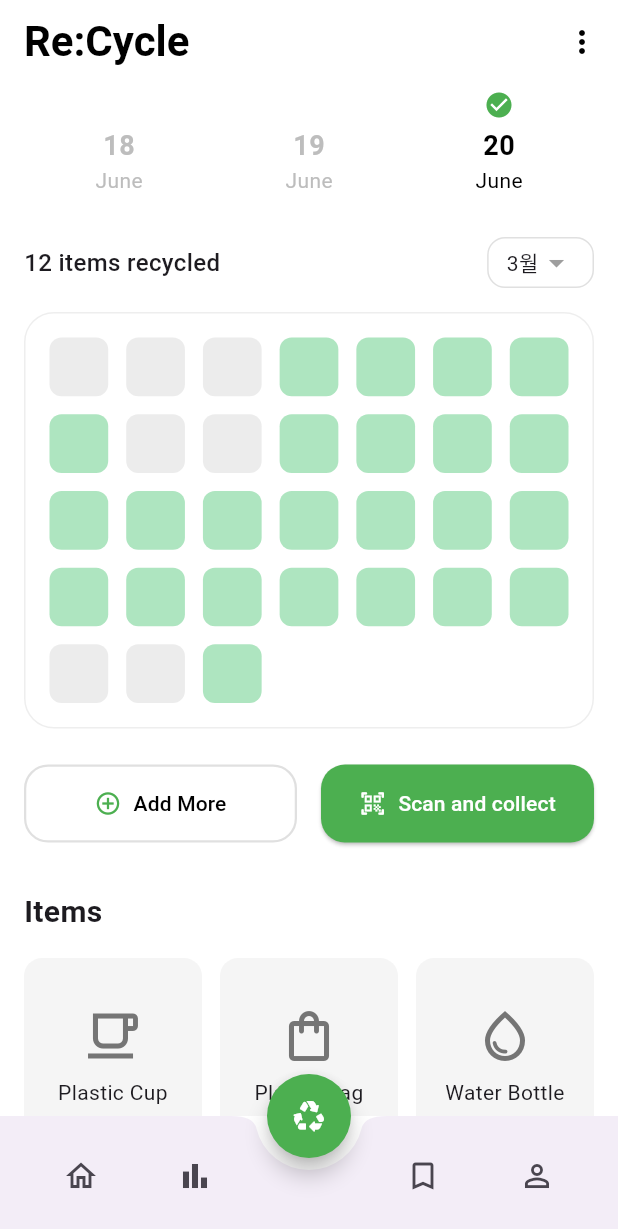
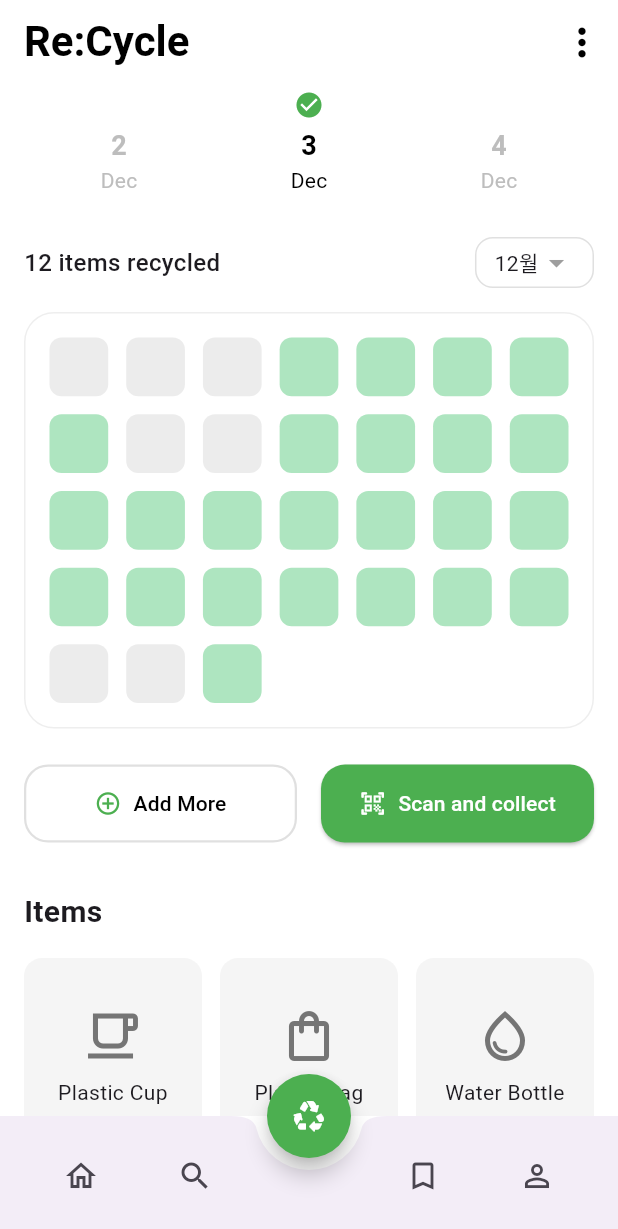
Before and after one commit to MoonsDe/GNU_REAL_PBL, a Flutter app: the MainScreen screen opened directly, on a phone screen of 412 x 824 dp. Shown: the top 1229 px of the screen. Run offline on Flutter 3.47's test engine with Material 3 defaults, Android fonts, the light colour scheme and no system bars; our stand-ins replace camera, image_picker.

Commit message:
세부사항 수정 & 백엔드 연결 설정

```diff
--- a/lib/screens/main_screen.dart
+++ b/lib/screens/main_screen.dart
@@ -11,43 +11,22 @@ class MainScreen extends StatefulWidget {
 }
 
 class _MainScreenState extends State<MainScreen> {
+  // --- 월 이름을 영어로 변환하기 위한 리스트 ---
+  final List<String> _monthNames = [
+    'Jan', 'Feb', 'Mar', 'Apr', 'May', 'Jun',
+    'Jul', 'Aug', 'Sep', 'Oct', 'Nov', 'Dec'
+  ];
+
   // --- 캘린더 격자를 위한 임시 데이터 ---
   final List<bool> recyclingDays = [
-    false,
-    false,
-    false,
-    true,
-    true,
-    true,
-    true,
-    true,
-    false,
-    false,
-    true,
-    true,
-    true,
-    true,
-    true,
-    true,
-    true,
-    true,
-    true,
-    true,
-    true,
-    true,
-    true,
-    true,
-    true,
-    true,
-    true,
-    true,
-    false,
-    false,
-    true,
+    false, false, false, true, true, true, true,
+    true, false, false, true, true, true, true,
+    true, true, true, true, true, true, true,
+    true, true, true, true, true, true, true,
+    false, false, true,
   ];
 
-  // --- (추가됨) 아이템 그리드를 위한 임시 데이터 ---
-  // 나중에 DB에서 불러올 데이터입니다.
+  // --- 아이템 그리드를 위한 임시 데이터 ---
   final List<Map<String, dynamic>> recycledItems = [
     {'name': 'Plastic Cup', 'icon': Icons.local_cafe_outlined},
     {'name': 'Plastic Bag', 'icon': Icons.shopping_bag_outlined},
@@ -59,6 +38,11 @@ class _MainScreenState extends State<MainScreen> {
 
   @override
   Widget build(BuildContext context) {
+    // --- 실시간 날짜 계산 로직 ---
+    final now = DateTime.now(); // 오늘
+    final yesterday = now.subtract(const Duration(days: 1)); // 어제
+    final tomorrow = now.add(const Duration(days: 1)); // 내일
+
     return Scaffold(
       backgroundColor: Colors.white,
       appBar: AppBar(
@@ -76,25 +60,43 @@ class _MainScreenState extends State<MainScreen> {
         actions: [
           IconButton(
             icon: const Icon(Icons.more_vert, color: Colors.black),
+            iconSize: 30.0,
             onPressed: () {},
           ),
         ],
       ),
       body: ListView(
-        // 부모 스크롤
         padding: const EdgeInsets.symmetric(horizontal: 16.0),
         children: [
           const SizedBox(height: 4),
-          // --- 1. 날짜 선택기 ---
+
+          // --- 1. 실시간 날짜 선택기 ---
           Row(
             mainAxisAlignment: MainAxisAlignment.spaceAround,
             children: [
-              _buildDateChip('18', 'June', isSelected: false),
-              _buildDateChip('19', 'June', isSelected: false),
-              _buildDateChip('20', 'June', isSelected: true),
+              // 어제
+              _buildDateChip(
+                yesterday.day.toString(),
+                _monthNames[yesterday.month - 1],
+                isSelected: false,
+              ),
+              // 오늘 (선택됨)
+              _buildDateChip(
+                now.day.toString(),
+                _monthNames[now.month - 1],
+                isSelected: true,
+              ),
+              // 내일
+              _buildDateChip(
+                tomorrow.day.toString(),
+                _monthNames[tomorrow.month - 1],
+                isSelected: false,
+              ),
             ],
           ),
+
           const SizedBox(height: 28),
+
           // --- 2. 요약 및 월 선택 ---
           Row(
             mainAxisAlignment: MainAxisAlignment.spaceBetween,
@@ -112,16 +114,19 @@ class _MainScreenState extends State<MainScreen> {
                   border: Border.all(color: Colors.grey[300]!),
                   borderRadius: BorderRadius.circular(12),
                 ),
-                child: const Row(
+                child: Row(
                   children: [
-                    Text('3월'),
-                    Icon(Icons.arrow_drop_down, color: Colors.grey),
+                    // 현재 월 표시
+                    Text('${now.month}월'),
+                    const Icon(Icons.arrow_drop_down, color: Colors.grey),
                   ],
                 ),
               ),
             ],
           ),
+
           const SizedBox(height: 16),
+
           // --- 3. 재활용 캘린더 GridView ---
           Container(
             padding: const EdgeInsets.all(16.0),
@@ -144,7 +149,9 @@ class _MainScreenState extends State<MainScreen> {
               },
             ),
           ),
+
           const SizedBox(height: 24),
+
           // --- 4. 스캔 및 추가 버튼 ---
           Row(
             children: [
@@ -165,7 +172,6 @@ class _MainScreenState extends State<MainScreen> {
                       borderRadius: BorderRadius.circular(16),
                     ),
                   ),
-                  // (수정됨) 여기는 비워둡니다.
                   onPressed: () {
                     // TODO: "Add More" 기능 나중에 구현
                   },
@@ -184,7 +190,6 @@ class _MainScreenState extends State<MainScreen> {
                       borderRadius: BorderRadius.circular(16),
                     ),
                   ),
-                  // (수정됨) ScanScreen으로 가는 코드를 이쪽으로 옮깁니다.
                   onPressed: () {
                     Navigator.push(
                       context,
@@ -197,7 +202,8 @@ class _MainScreenState extends State<MainScreen> {
               ),
             ],
           ),
-          // --- (대체됨) 5. 아이템 목록 GridView ---
+
+          // --- 5. 아이템 목록 GridView ---
           const SizedBox(height: 32),
           const Text(
             'Items',
@@ -205,30 +211,26 @@ class _MainScreenState extends State<MainScreen> {
           ),
           const SizedBox(height: 16),
           GridView.builder(
-            // GridView가 부모 ListView 안에서 스크롤되도록 설정
             shrinkWrap: true,
             physics: const NeverScrollableScrollPhysics(),
-
             gridDelegate: const SliverGridDelegateWithFixedCrossAxisCount(
-              crossAxisCount: 3, // 1. 한 줄에 3개씩
-              crossAxisSpacing: 12, // 가로 아이템 간격
-              mainAxisSpacing: 12, // 세로 아이템 간격
-              childAspectRatio: 0.9, // 아이템의 (가로 / 세로) 비율. 1.0은 정사각형.
+              crossAxisCount: 3,
+              crossAxisSpacing: 12,
+              mainAxisSpacing: 12,
+              childAspectRatio: 0.9,
             ),
-            itemCount: recycledItems.length, // DB에서 가져온 아이템 개수
+            itemCount: recycledItems.length,
             itemBuilder: (context, index) {
               final item = recycledItems[index];
-              // _buildItemCard 헬퍼 위젯을 재사용
               return _buildItemCard(item['name'], item['icon']);
             },
           ),
-          const SizedBox(height: 32), // 하단 여백 추가
-          // --- --------------------------------- ---
+          const SizedBox(height: 32),
         ],
       ),
+
       // --- 6. 하단 네비게이션 바 및 중앙 버튼 ---
       floatingActionButton: FloatingActionButton(
-        // (수정됨) ScanScreen으로 이동하는 코드를 여기에 추가합니다.
         onPressed: () {
           Navigator.push(
             context,
@@ -249,7 +251,7 @@ class _MainScreenState extends State<MainScreen> {
           children: [
             IconButton(icon: const Icon(Icons.home_outlined), onPressed: () {}),
             IconButton(
-              icon: const Icon(Icons.bar_chart_outlined),
+              icon: const Icon(Icons.search), // 돋보기 아이콘
               onPressed: () {},
             ),
             const SizedBox(width: 48),
@@ -293,9 +295,7 @@ class _MainScreenState extends State<MainScreen> {
     );
   }
 
-  // --- (수정됨) 아이템 카드 헬퍼 위젯 ---
   Widget _buildItemCard(String itemName, IconData icon) {
-    // GridView가 크기와 위치를 제어하므로 width, margin 속성을 제거합니다.
     return Container(
       padding: const EdgeInsets.all(8.0),
       decoration: BoxDecoration(
@@ -303,16 +303,14 @@ class _MainScreenState extends State<MainScreen> {
         borderRadius: BorderRadius.circular(12),
       ),
       child: Column(
-        // 3. Column의 mainAxisAlignment: MainAxisAlignment.center
-        //    이것이 아이콘과 텍스트를 카드 *내부*에서 세로로 가운데 정렬시킵니다.
         mainAxisAlignment: MainAxisAlignment.center,
         children: [
           Icon(icon, size: 40, color: Colors.grey[600]),
           const SizedBox(height: 8),
           Text(
             itemName,
-            textAlign: TextAlign.center, // 텍스트도 가운데 정렬
-            overflow: TextOverflow.ellipsis, // 이름이 길면 ...으로 표시
+            textAlign: TextAlign.center,
+            overflow: TextOverflow.ellipsis,
           ),
         ],
       ),
```
Also changed, not shown: 1 other file.
